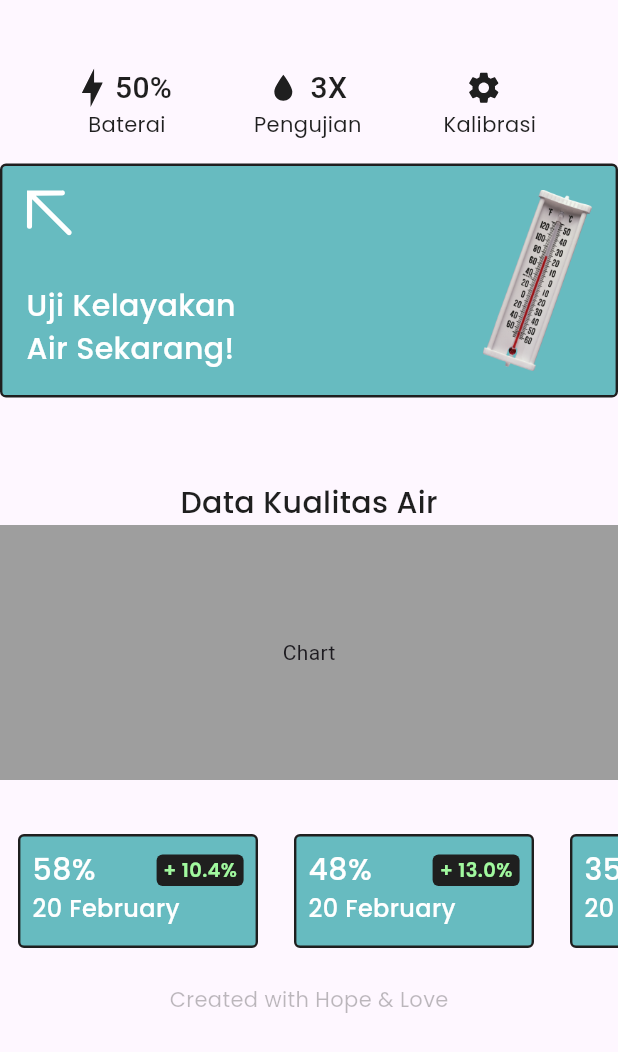
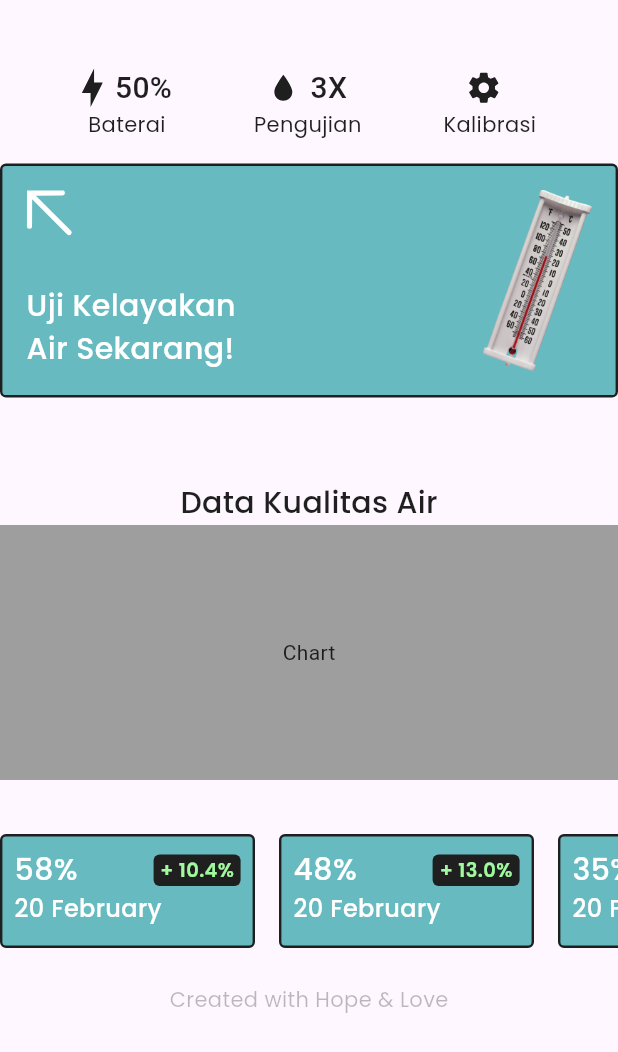
Before and after one commit to GSC2024/MINUM, a Flutter app: the AfterConnectPage widget shown alone on an empty page, opened directly with empty values, on a phone screen of 412 x 824 dp. Shown: the top 1052 px of the screen. Run offline on Flutter 3.47's test engine with Material 3 defaults, Android fonts, the light colour scheme and no system bars; our stand-ins replace dotted_line, firebase_auth, firebase_core, firebase_database, flutter_svg, font_awesome_flutter and 1 more; missing offline and left inert: dart:ffi; accounts and stored records are empty.

Commit message:
design flaws

```diff
--- a/lib/view/components/afterconnect.dart
+++ b/lib/view/components/afterconnect.dart
@@ -96,6 +96,7 @@ class AfterConnectPage extends StatelessWidget {
                   mainPercentage: 27,
                   diffPercentage: '+ 27.0%',
                   date: DateTime.now(),
+                  lastCard: true,
                 ),
               ],
             ),
--- a/lib/view/components/historycard.dart
+++ b/lib/view/components/historycard.dart
@@ -8,11 +8,13 @@ class HistoryCard extends StatefulWidget {
     required this.mainPercentage,
     required this.date,
     required this.diffPercentage,
+    this.lastCard,
   });
 
   final int mainPercentage;
   final DateTime date;
   final String diffPercentage;
+  final bool? lastCard;
 
   @override
   State<HistoryCard> createState() => _HistoryCardState();
@@ -22,10 +24,10 @@ class _HistoryCardState extends State<HistoryCard> {
   @override
   Widget build(BuildContext context) {
     return Container(
-      margin: EdgeInsets.symmetric(horizontal: 12),
+      margin: EdgeInsets.only(right: widget.lastCard == true ? 0 : 16),
       padding: EdgeInsets.all(8),
       height: 76,
-      width: 160,
+      width: 170,
       decoration: BoxDecoration(
         borderRadius: BorderRadius.circular(4),
         color: AppColor.kButtonColor,
```
